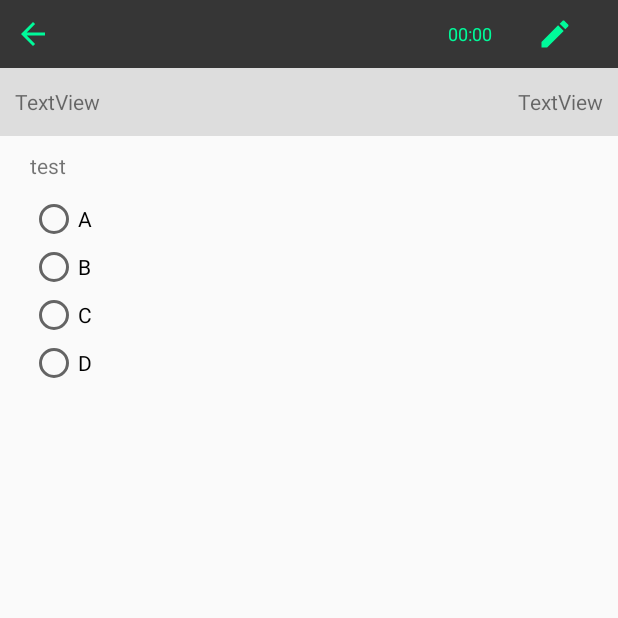
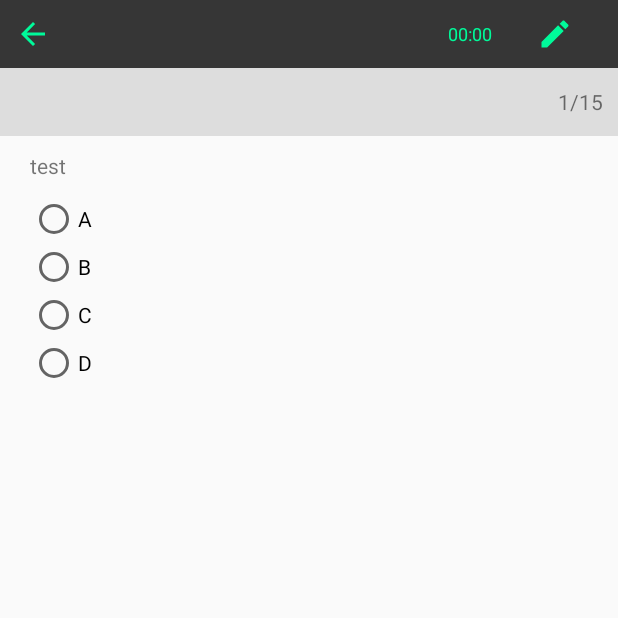
Before and after one commit to ryleneli/EXAMBa, an Android app: the ExamActivity screen opened directly, with no data from a screen before it, on a phone screen of 412 x 824 dp, the top half of it. Run offline under Robolectric (Android 15) with nearby library versions, the phone set to English and light mode, and no system bars; Roboto replaces fonts that are not available here; 1 statement that could not run was skipped.

Commit message:
modify examactivity & intent between home and exam

```diff
--- a/app/src/main/java/com/example/Activity/ExamActivity.java
+++ b/app/src/main/java/com/example/Activity/ExamActivity.java
@@ -6,14 +6,17 @@ import java.io.IOException;
 import java.io.InputStream;
 import java.util.Random;
 
+import com.example.Constant;
 import com.example.DBControl.DBAdapter;
 import com.example.TestControl.TestCtrl;
+import com.example.UI.TitleBarView;
 import com.example.testsys.R;
 import com.example.DBControl.WrongSetShowList;
 import android.app.Activity;
 import android.app.AlertDialog;
 import android.app.AlertDialog.Builder;
 import android.content.DialogInterface;
+import android.content.Intent;
 import android.database.Cursor;
 import android.graphics.Color;
 import android.graphics.drawable.Drawable;
@@ -34,10 +37,12 @@ import android.widget.Chronometer.OnChronometerTickListener;
 import static android.content.ContentValues.TAG;
 
 public class ExamActivity extends Activity {
-	private static String TAG = "ExamActivity";
+	private static String TAG = "ExamActivity abcde";
 
+	TitleBarView titleBarView;
 	TextView proTextView;//问题
     TextView numText;
+    TextView TextMode;
 	RadioButton radioA;
 	RadioButton radioB;
 	RadioButton radioC;
@@ -48,12 +53,20 @@ public class ExamActivity extends Activity {
 	Chronometer chronometer;
 	Cursor cursor;
 	DBAdapter dbAdapter;
+	int[] problemRand = new int[160];//所有题目顺序
+	int[] testTurn = new int[15];//试题
+	int[] testAnswer = new int[15];//试题答案
+	int[] mySelect = new int[15];// 我的答案
+	String TextMode_text;
 	@Override
 	protected void onCreate(Bundle savedInstanceState) {
 		// TODO Auto-generated method stub
 		super.onCreate(savedInstanceState);
 		setContentView(R.layout.test_fragment);
+		titleBarView = (TitleBarView) findViewById(R.id.test_titlebar);
 		proTextView = (TextView) findViewById(R.id.pro_text);
+		numText = (TextView) findViewById(R.id.test_number);
+		TextMode = (TextView) findViewById(R.id.test_mode);
 		radioA = (RadioButton) findViewById(R.id.radioA);
 		radioB = (RadioButton) findViewById(R.id.radioB);
 		radioC = (RadioButton) findViewById(R.id.radioC);
@@ -62,11 +75,25 @@ public class ExamActivity extends Activity {
 		next_btn = (Button) findViewById(R.id.next);
 		radioGroup = (RadioGroup) findViewById(R.id.radioGroup);
 		dbAdapter = new DBAdapter(this);
-
-		final TestCtrl testctrl = new TestCtrl(this,dbAdapter,160,15,radioGroup,proTextView,numText,radioA,
+		dbAdapter.open();
+		cursor = dbAdapter.getAllData();
+		int numberOfAlltest = cursor.getCount();
+		int numberOfChosen = 15;
+		int[] problemRand = new int[numberOfAlltest];//所有题目顺序
+		int[] testTurn = new int[numberOfChosen];//试题
+		int[] testAnswer = new int[numberOfChosen];//试题答案
+		int[] mySelect = new int[numberOfChosen];// 我的答案
+		Intent intent = getIntent();
+		int flag = intent.getIntExtra("test_mode",0);
+		TextMode_text = testMode(flag);
+		titleBarView.getTitleText().setText(intent.getStringExtra("lesson_name"));
+		TextMode.setText(TextMode_text);
+		final TestCtrl testctrl = new TestCtrl(this,dbAdapter,cursor,numberOfAlltest,numberOfChosen,problemRand,testTurn,testAnswer,mySelect,radioGroup,proTextView,numText,radioA,
 				radioB,radioC,radioD);
 		//testctrl.random();
 		testctrl.testOfChosen(0);
+        testctrl.OnPaint();
+		numText.setText("1/15");
 		forword_btn.setOnClickListener(new OnClickListener() {
 			@Override
 			public void onClick(View v) {
@@ -89,12 +116,34 @@ public class ExamActivity extends Activity {
 				testctrl.myAnswerRecord();
 			}
 		});
+
 	}
 
 	@Override
 	protected void onDestroy() {
 		dbAdapter.close();
+		cursor.close();
 		super.onDestroy();
+	}
+	public String testMode(int flag) {
+		String mode = null;
+		switch (flag) {
+			case 1:
+			{mode = Constant.CHAPTER;}
+			break;
+			case 2:
+			{mode = Constant.RANDOM;;}
+			break;
+			case 3:
+			{mode = Constant.ERROR;}
+			break;
+			case 4:
+			{mode = Constant.TEST;}
+			break;
+			default:
+				break;
+		}
+		return mode;
 	}
 
 }
--- a/app/src/main/java/com/example/DBControl/DBAdapter.java
+++ b/app/src/main/java/com/example/DBControl/DBAdapter.java
@@ -7,6 +7,7 @@ import android.database.sqlite.SQLiteDatabase;
 import android.util.Log;
 
 public class DBAdapter {
+	private static String TAG = "DBAdapter";
 	public final static String DATABSE_TABLE = "TestSubject";
 	public static final String TESTID = "TestID";
 	public static final String TESTSUBJECT = "TestSubject";
@@ -32,7 +33,7 @@ public class DBAdapter {
 	/*
 	 * Open the Database;
 	 */
-	public void open(){
+	public SQLiteDatabase open(){
 		dataBaseHelper = new DBHelper(context);
 		try {
 			sqLiteDatabase = dataBaseHelper.getWritableDatabase();
@@ -40,6 +41,7 @@ public class DBAdapter {
 			sqLiteDatabase = dataBaseHelper.getReadableDatabase();
 			Log.i("open-->",e.toString());
 		}
+		return sqLiteDatabase;
 	}
 	 // Close the Database
 	public void close(){
@@ -56,4 +58,30 @@ public class DBAdapter {
 	        Log.i("GetAllData","YES");
 	        return sqLiteDatabase.query(dataBaseHelper.DATABASE_TABLE, searchResult, null, null, null, null, null);
 	 }
+	public static boolean HaveData(SQLiteDatabase db,String tablename){
+		Cursor cursor;
+		boolean a=false;
+		cursor = db.rawQuery("select name from sqlite_master where type='table' ", null);
+		while(cursor.moveToNext()){
+			//遍历出表名
+			String name = cursor.getString(0);
+			if(name.equals(tablename))
+			{
+				a=true;
+			}
+			Log.i("System.out", name);
+		}
+		if(a)
+		{
+			cursor=db.query(tablename,null,null,null,null,null,null);
+			//检查是不是空表
+			if(cursor.getCount()>0)
+				return true;
+			else
+				return false;
+		}
+		else
+			return false;
+
+	}
 }
--- a/app/src/main/java/com/example/DBControl/DBHelper.java
+++ b/app/src/main/java/com/example/DBControl/DBHelper.java
@@ -29,7 +29,6 @@ public class DBHelper extends SQLiteOpenHelper {
 	@Override
 	public void onCreate(SQLiteDatabase db) {
 		// TODO Auto-generated method stub
-		Log.i(TAG,"LRL DBHelper onCreate");
 		db.execSQL(DATABASE_CREATE);
 	}
 
--- a/app/src/main/java/com/example/DBControl/DataTrans.java
+++ b/app/src/main/java/com/example/DBControl/DataTrans.java
@@ -93,4 +93,5 @@ public class DataTrans {
             Log.e("debug", e.toString());
         }
     }
+
 }
--- a/app/src/main/java/com/example/LogUtil.java
+++ b/app/src/main/java/com/example/LogUtil.java
@@ -1,4 +1,4 @@
-package io.agora.rtmpKit.common.utils;
+package com.example;
 
 /**
  * Created by yong on 2019/9/4.
@@ -13,10 +13,10 @@ public class LogUtil {
 
     public static boolean DEBUG = false;
 
-    private static String tag = "[rtmp_java]";
+    private static String tag = "[EXAMBa_java]";
     private String mClassName;
     private static LogUtil log;
-    private static final String USER_NAME = "agora";
+    private static final String USER_NAME = "ryleneli";
 
     private LogUtil(String name) {
         mClassName = name;
--- a/app/src/main/java/com/example/TestControl/TestCtrl.java
+++ b/app/src/main/java/com/example/TestControl/TestCtrl.java
@@ -23,7 +23,7 @@ import static android.content.ContentValues.TAG;
 
 public class TestCtrl {
     //具体的题目显示逻辑
-    private static String TAG = "LRL TestCtrl";
+    private static String TAG = "TestCtrl";
     private Context mcontext;
     private int m_numberOfAll;
     private int m_numberOfChosen;
@@ -34,10 +34,10 @@ public class TestCtrl {
     String myAnswer;
     int[] myWAset = new int[m_numberOfAll];// 以往错题
     //int[] problemTurn = new int[m_numberOfAll];//所有题目顺序
-    int[] problemRand = new int[160];//所有题目顺序
-    int[] testTurn = new int[15];//试题
-    int[] testAnswer = new int[15];//试题答案
-    int[] mySelect = new int[15];// 我的答案
+    int[] problemRand;//所有题目顺序
+    int[] testTurn;//试题
+    int[] testAnswer;//试题答案
+    int[] mySelect;// 我的答案
     int resultInt;
     boolean isHandIn;// 表示交卷后
     int minutes, seconds;
@@ -62,13 +62,18 @@ public class TestCtrl {
     DBAdapter dbAdapter;
 
 
-    public TestCtrl(Context context, DBAdapter dbAdapter,int numberOfAll,int numberOfChosen,RadioGroup radio_group,TextView textView1,TextView textView2,RadioButton radio_a,
+    public TestCtrl(Context context, DBAdapter dbAdapter,Cursor cursor_1,int numberOfAll,int numberOfChosen,int[]problemRand_1,int[]testTurn_1,int[]testAnswer_1,int[]mySelect_1,RadioGroup radio_group,TextView textView1,TextView textView2,RadioButton radio_a,
                       RadioButton radio_b,RadioButton radio_c,RadioButton radio_d)
     {
         this.mcontext = context;
         this.dbAdapter = dbAdapter;
+        this.cursor = cursor_1;
         this.m_numberOfAll = numberOfAll;
         this.m_numberOfChosen = numberOfChosen;
+        this.problemRand = problemRand_1;
+        this.testTurn = testTurn_1;
+        this.mySelect = mySelect_1;
+        this.testAnswer =testAnswer_1;
         this.radioGroup = radio_group;
         this.radioA = radio_a;
         this.radioB = radio_b;
@@ -83,9 +88,7 @@ public class TestCtrl {
         } else {
             if (isHandIn) {// 交卷后
                 int tindex = curIndex;
-                Log.i(TAG, "LRL isHandIn" + curIndex);
                 while (--tindex >= 0) {
-                    Log.i(TAG, "LRL mySelect" + mySelect[tindex] + "testAnswer" + testAnswer[tindex]);
                     if (mySelect[tindex] != testAnswer[tindex])//显示错题
                     {
                         curIndex = tindex;//交卷后为第一题
@@ -124,7 +127,7 @@ public class TestCtrl {
                 OnPaint();//直接下一题
                 String temp = (curIndex + 1) + "/" + m_numberOfChosen;
                 Log.i(TAG,"LRL mySelect"+temp);
-                //textView.setText(temp);
+                textView.setText(temp);
             }
         }
     }
@@ -133,9 +136,7 @@ public class TestCtrl {
     {
         if (!isHandIn) {
             if (radioA.isChecked() && mySelect[curIndex] != 1) {//return to change answer
-                Log.i(TAG,"LRL mySelect"+mySelect[curIndex]);
                 mySelect[curIndex] = 1;
-                Log.i(TAG,"LRL mySelect"+mySelect[curIndex]);//for log test initvalue is 0
 
             } else if (radioB.isChecked() && mySelect[curIndex] != 2) {
                 mySelect[curIndex] = 2;
@@ -199,7 +200,7 @@ public class TestCtrl {
         // TODO Auto-generated method stub
         isHandIn = true;
         String tmpAnswer;
-        for (int i = 24; i >= 0; i--) {
+        for (int i = m_numberOfChosen; i >= 0; i--) {
             cursor.moveToPosition(testTurn[i]);//试题游标
             tmpAnswer = cursor.getString(cursor.getColumnIndex(DBAdapter.TESTANSWER));
             if (tmpAnswer.compareTo("对") == 0) {
@@ -220,7 +221,7 @@ public class TestCtrl {
     private void toWrongItem()
     {
         curIndex = 0;
-        for (int i = 0; i < 24; i++) {
+        for (int i = 0; i < m_numberOfChosen; i++) {
             if (mySelect[i] != testAnswer[i]) {
                 curIndex = i;
                 break;
@@ -306,24 +307,18 @@ public class TestCtrl {
         Random r = new Random();
         int t, rt1, rt2;
         for (int i = 0; i < m_numberOfAll; i++) {
-
             this.problemRand[i] = i;
-            Log.i(TAG,"LRL ===== --------------===========");
         }
         for (int i = 0; i < m_numberOfAll; i++) {
-            Log.i(TAG,"LRL ===== is good");
             rt1 = r.nextInt(m_numberOfAll);
-            Log.i(TAG,"LRL ====="+rt1);
             rt2 = r.nextInt(m_numberOfAll);//160道题目中随机抽取，打乱顺序
-            Log.i(TAG,"LRL ====="+rt2);
             t = problemRand[rt1];
             problemRand[rt1] = problemRand[rt2];
             problemRand[rt2] = t;
-            Log.i(TAG,"LRL ===== -----------------------------------------------");
         }
         try {
-            dbAdapter.open();
-            cursor = dbAdapter.getAllData();
+
+
             int cnt = 0;
             for (int i = 0; cnt < 5; i++) {
                 cursor.moveToPosition(problemRand[i]);
@@ -336,11 +331,12 @@ public class TestCtrl {
                     testTurn[cnt++] = problemRand[i];
                 }
             }
-            for (int i = 0; cnt < 10; i++) {
+            for (int i = 0; cnt < 15; i++) {
                 cursor.moveToPosition(problemRand[i]);
                 if (cursor.getInt(cursor.getColumnIndex(DBAdapter.TESTTPYE)) == 1 && (chapterNum == 0)) {// 选择题
                     mySelect[cnt] = 0;
                     testTurn[cnt++] = problemRand[i];
+                    Log.i(TAG,"LRL testturn *********"+testTurn[cnt++]+"==="+cnt+"==="+i+"==="+problemRand[i]);
                 }else if (cursor.getInt(cursor.getColumnIndex(DBAdapter.TESTTPYE)) == 1 && cursor.getInt(cursor.getColumnIndex(DBAdapter.TESTBELONG)) == chapterNum)
                 {
                     mySelect[cnt] = 0;
--- a/app/src/main/res/layout/test_fragment.xml
+++ b/app/src/main/res/layout/test_fragment.xml
@@ -23,7 +23,7 @@
         android:background="@color/gray">
 
         <TextView
-            android:id="@+id/test_style"
+            android:id="@+id/test_mode"
             android:layout_width="wrap_content"
             android:layout_height="wrap_content"
             android:layout_alignParentLeft="true"
```
Also changed, not shown: app/src/main/java/com/example/Activity/MainActivity.java (+12 -4 lines), app/src/main/java/com/example/Constant.java (added, +14 -0 lines), app/src/main/java/com/example/Fragment/HomeFragment.java (+42 -6 lines).
